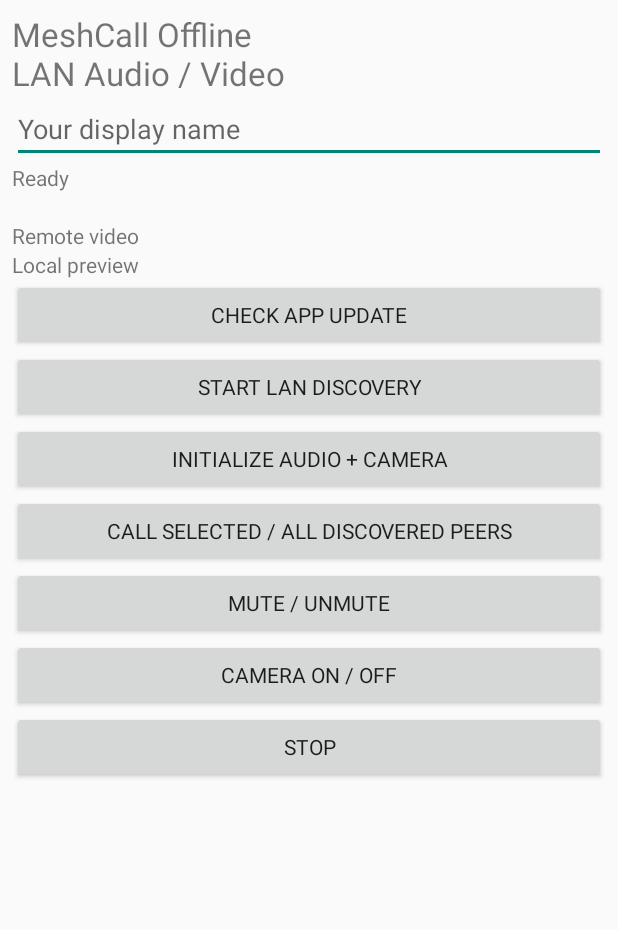
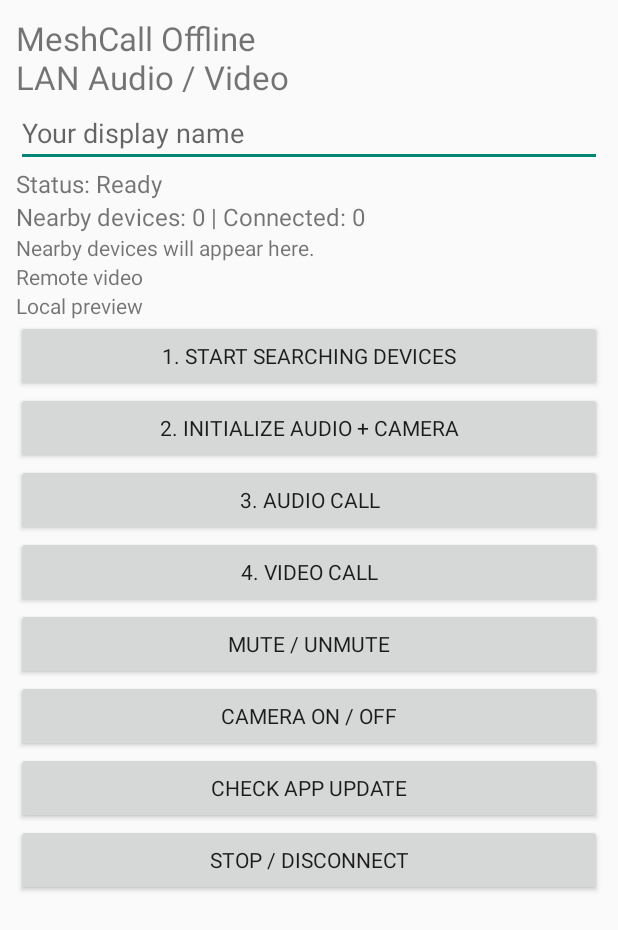
Before and after one commit to Yubaraj-Chaulagain/Mesh-Audio-Video-Call-Offline, an Android app: the screen it shows after launch (MainActivity), on a phone screen of 412 x 824 dp. Shown: the top 930 px of the screen. Run offline under Robolectric (Android 15) with nearby library versions, the phone set to English and light mode, and no system bars; libraries missing offline, so code that uses them is left out: org.webrtc; 4 statements that could not run were skipped.

Commit message:
Add files via upload

```diff
--- a/app/src/main/java/com/example/meshcall/LanDiscovery.kt
+++ b/app/src/main/java/com/example/meshcall/LanDiscovery.kt
@@ -46,6 +46,10 @@ class LanDiscovery(private val context: Context, private val displayName: String
             } catch (_: Exception) { }
         }
     }
-    fun snapshot(): List<Peer> = peers.values.sortedBy { it.name }
+    fun snapshot(): List<Peer> {
+        val now = System.currentTimeMillis()
+        peers.entries.removeIf { now - it.value.lastSeen > 9000 }
+        return peers.values.sortedBy { it.name }
+    }
     fun stop() { job?.cancel(); job = null; try { socket?.close() } catch (_: Exception) {}; socket = null; try { lock?.release() } catch (_: Exception) {}; lock = null }
 }
--- a/app/src/main/java/com/example/meshcall/MainActivity.kt
+++ b/app/src/main/java/com/example/meshcall/MainActivity.kt
@@ -14,19 +14,103 @@ import androidx.core.app.ActivityCompat
 import org.webrtc.*
 
 class MainActivity : Activity() {
- private lateinit var status:TextView; private lateinit var peersView:TextView; private lateinit var name:EditText
- private var discovery:LanDiscovery?=null; private var signal:SignalServer?=null; private var mesh:WebRtcMesh?=null
- private val peers=mutableMapOf<String,LanDiscovery.Peer>(); private lateinit var remoteRenderer:SurfaceViewRenderer; private lateinit var localRenderer:SurfaceViewRenderer; private lateinit var egl:EglBase
+ private lateinit var status:TextView
+ private lateinit var peersView:TextView
+ private lateinit var countView:TextView
+ private lateinit var name:EditText
+ private var discovery:LanDiscovery?=null
+ private var signal:SignalServer?=null
+ private var mesh:WebRtcMesh?=null
+ private val peers=mutableMapOf<String,LanDiscovery.Peer>()
+ private val connectedAddresses=mutableSetOf<String>()
+ private lateinit var remoteRenderer:SurfaceViewRenderer
+ private lateinit var localRenderer:SurfaceViewRenderer
+ private var egl:EglBase?=null
+ private var renderersReady=false
+ private var rtcInitializing=false
  private val localId="${android.os.Build.MODEL}-${System.currentTimeMillis()}"
- private var mute=false; private var cam=true
- override fun onCreate(savedInstanceState:Bundle?){super.onCreate(savedInstanceState);val box=LinearLayout(this).apply{orientation=LinearLayout.VERTICAL;setPadding(12,12,12,12)}
- box.addView(TextView(this).apply{text="MeshCall Offline\nLAN Audio / Video";textSize=22f});name=EditText(this).apply{hint="Your display name"};box.addView(name);status=TextView(this).apply{text="Ready"};box.addView(status);peersView=TextView(this);box.addView(peersView)
- remoteRenderer=SurfaceViewRenderer(this);localRenderer=SurfaceViewRenderer(this);box.addView(TextView(this).apply{text="Remote video"});box.addView(remoteRenderer,LinearLayout.LayoutParams(-1,360));box.addView(TextView(this).apply{text="Local preview"});box.addView(localRenderer,LinearLayout.LayoutParams(-1,220))
- box.addView(Button(this).apply{text="Check App Update";setOnClickListener{checkForUpdate(true)}});box.addView(Button(this).apply{text="Start LAN Discovery";setOnClickListener{startNetwork()}});box.addView(Button(this).apply{text="Initialize Audio + Camera";setOnClickListener{if(hasPermissions())initRtc()else requestPermissionsNow()}})
- box.addView(Button(this).apply{text="Call selected / all discovered peers";setOnClickListener{if(mesh==null){status.text="Initialize first"}else if(peers.isEmpty()){status.text="No peers found"}else{peers.values.forEach{mesh?.call(it.address)};status.text="Call offers sent to ${peers.size} peer(s)"}}})
- box.addView(Button(this).apply{text="Mute / Unmute";setOnClickListener{mute=!mute;mesh?.setMuted(mute);status.text=if(mute)"Microphone muted" else "Microphone active"}});box.addView(Button(this).apply{text="Camera On / Off";setOnClickListener{cam=!cam;mesh?.setVideoEnabled(cam);status.text=if(cam)"Video enabled" else "Video disabled"}})
- box.addView(Button(this).apply{text="Stop";setOnClickListener{discovery?.stop();signal?.stop();mesh?.close();mesh=null;status.text="Stopped"}});setContentView(ScrollView(this).apply{addView(box)});requestPermissionsNow();checkForUpdate(false) }
+ private var mute=false
+ private var cam=true
+ private val uiHandler=android.os.Handler(android.os.Looper.getMainLooper())
+ private val refreshPeers=object:Runnable { override fun run(){
+  val current=discovery?.snapshot().orEmpty()
+  peers.clear(); current.forEach{peers[it.id]=it}
+  renderPeerList(); uiHandler.postDelayed(this,1500)
+ }}
 
+ override fun onCreate(savedInstanceState:Bundle?){
+  super.onCreate(savedInstanceState)
+  val box=LinearLayout(this).apply{orientation=LinearLayout.VERTICAL;setPadding(16,16,16,16)}
+  box.addView(TextView(this).apply{text="MeshCall Offline\nLAN Audio / Video";textSize=22f})
+  name=EditText(this).apply{hint="Your display name";setSingleLine(true)};box.addView(name)
+  status=TextView(this).apply{text="Status: Ready";textSize=16f};box.addView(status)
+  countView=TextView(this).apply{text="Nearby devices: 0 | Connected: 0";textSize=16f};box.addView(countView)
+  peersView=TextView(this).apply{text="Nearby devices will appear here."};box.addView(peersView)
+  remoteRenderer=SurfaceViewRenderer(this);localRenderer=SurfaceViewRenderer(this)
+  box.addView(TextView(this).apply{text="Remote video"});box.addView(remoteRenderer,LinearLayout.LayoutParams(-1,300))
+  box.addView(TextView(this).apply{text="Local preview"});box.addView(localRenderer,LinearLayout.LayoutParams(-1,180))
+  box.addView(Button(this).apply{text="1. START SEARCHING DEVICES";setOnClickListener{startNetwork()}})
+  box.addView(Button(this).apply{text="2. INITIALIZE AUDIO + CAMERA";setOnClickListener{if(!hasPermissions())requestPermissionsNow() else initRtc()}})
+  box.addView(Button(this).apply{text="3. AUDIO CALL";setOnClickListener{startCall(videoCall=false)}})
+  box.addView(Button(this).apply{text="4. VIDEO CALL";setOnClickListener{startCall(videoCall=true)}})
+  box.addView(Button(this).apply{text="Mute / Unmute";setOnClickListener{mute=!mute;mesh?.setMuted(mute);status.text=if(mute)"Microphone muted" else "Microphone active"}})
+  box.addView(Button(this).apply{text="Camera On / Off";setOnClickListener{cam=!cam;mesh?.setVideoEnabled(cam);status.text=if(cam)"Video enabled" else "Video disabled"}})
+  box.addView(Button(this).apply{text="Check App Update";setOnClickListener{checkForUpdate(true)}})
+  box.addView(Button(this).apply{text="STOP / DISCONNECT";setOnClickListener{stopAll()}})
+  setContentView(ScrollView(this).apply{addView(box)})
+  requestPermissionsNow();checkForUpdate(false)
+ }
+
+ private fun startCall(videoCall:Boolean){
+  val m=mesh
+  if(m==null){status.text="Please initialize Audio + Camera first";return}
+  if(peers.isEmpty()){
+   status.text="No devices found. Connect both phones to the same Wi-Fi/hotspot and press START SEARCHING DEVICES."
+   return
+  }
+  // Audio call keeps microphone enabled and disables the outgoing video track.
+  // Video call enables both microphone and camera video.
+  cam=videoCall
+  m.setMuted(false);mute=false
+  m.setVideoEnabled(videoCall)
+  peers.values.forEach{peer->m.call(peer.address)}
+  status.text=if(videoCall) "Starting VIDEO CALL with ${peers.size} found device(s)…" else "Starting AUDIO CALL with ${peers.size} found device(s)…"
+ }
+
+ private fun renderPeerList(){
+  val list=peers.values.sortedBy{it.name.lowercase()}
+  countView.text="Nearby devices: ${list.size} | Connected: ${connectedAddresses.size}"
+  peersView.text=if(list.isEmpty()) "No devices found yet.\n1) Connect both phones to the same Wi-Fi or one phone's hotspot.\n2) Enter a different display name on each phone.\n3) Press START SEARCHING DEVICES." else "FOUND DEVICES\n"+list.joinToString("\n\n") { p ->
+   val connected=connectedAddresses.contains(p.address)
+   "${p.name}\n${p.address}\n${if(connected)"🟢 CONNECTED" else "🟡 FOUND — not connected yet"}"
+  }
+ }
+ private fun startNetwork(){
+  val display=name.text.toString().trim().ifBlank{"Android-${android.os.Build.MODEL}"}
+  signal?.stop();signal=SignalServer(onMessage={msg,addr->runOnUiThread{mesh?.receive(msg,addr)}}).also{it.start()}
+  discovery?.stop();discovery=LanDiscovery(this,display){p->runOnUiThread{peers[p.id]=p;renderPeerList()}}.also{it.start()}
+  status.text="Searching LAN… Make sure both phones use the same Wi-Fi/hotspot."
+  uiHandler.removeCallbacks(refreshPeers);uiHandler.post(refreshPeers)
+ }
+ private fun initRtc(){
+  if(mesh!=null){status.text="Audio/Video already initialized. You can call devices now.";return}
+  if(rtcInitializing)return
+  rtcInitializing=true
+  try{
+   if(!renderersReady){egl=EglBase.create();remoteRenderer.init(egl!!.eglBaseContext,null);localRenderer.init(egl!!.eglBaseContext,null);remoteRenderer.setEnableHardwareScaler(true);localRenderer.setEnableHardwareScaler(true);renderersReady=true}
+   if(signal==null) signal=SignalServer(onMessage={msg,addr->runOnUiThread{mesh?.receive(msg,addr)}}).also{it.start()}
+   mesh=WebRtcMesh(this,signal!!,localId,{s->runOnUiThread{
+    status.text=s
+    if(s.contains("ICE: CONNECTED")||s.contains("ICE: COMPLETED")){ val address=s.substringBefore(" ICE:");connectedAddresses.add(address);renderPeerList() }
+    if(s.contains("DISCONNECTED")||s.contains("FAILED")){val address=s.substringBefore(" ICE:");connectedAddresses.remove(address);renderPeerList()}
+   }},{t->runOnUiThread{t.addSink(remoteRenderer)}},{t->runOnUiThread{t.addSink(localRenderer)}},egl!!.eglBaseContext).also{it.initialize()}
+   status.text="Audio/Video ready. Search devices, then call all found devices."
+  }catch(e:Exception){status.text="RTC initialization failed: ${e.message}";mesh?.close();mesh=null}
+  finally{rtcInitializing=false}
+ }
+ private fun stopAll(){discovery?.stop();discovery=null;signal?.stop();signal=null;mesh?.close();mesh=null;connectedAddresses.clear();peers.clear();uiHandler.removeCallbacks(refreshPeers);renderPeerList();status.text="Stopped. Press START SEARCHING DEVICES to begin again."}
+ private fun hasPermissions()=ActivityCompat.checkSelfPermission(this,Manifest.permission.RECORD_AUDIO)==PackageManager.PERMISSION_GRANTED&&ActivityCompat.checkSelfPermission(this,Manifest.permission.CAMERA)==PackageManager.PERMISSION_GRANTED
+ private fun requestPermissionsNow(){val a=arrayOf(Manifest.permission.RECORD_AUDIO,Manifest.permission.CAMERA);val missing=a.filter{ActivityCompat.checkSelfPermission(this,it)!=PackageManager.PERMISSION_GRANTED};if(missing.isNotEmpty())ActivityCompat.requestPermissions(this,missing.toTypedArray(),10)}
  private fun checkForUpdate(showNoUpdate:Boolean){
   Thread {
    try {
@@ -45,9 +129,5 @@ class MainActivity : Activity() {
   }.start()
  }
 
- private fun hasPermissions()=ActivityCompat.checkSelfPermission(this,Manifest.permission.RECORD_AUDIO)==PackageManager.PERMISSION_GRANTED&&ActivityCompat.checkSelfPermission(this,Manifest.permission.CAMERA)==PackageManager.PERMISSION_GRANTED
- private fun requestPermissionsNow(){val a=arrayOf(Manifest.permission.RECORD_AUDIO,Manifest.permission.CAMERA);val missing=a.filter{ActivityCompat.checkSelfPermission(this,it)!=PackageManager.PERMISSION_GRANTED};if(missing.isNotEmpty())ActivityCompat.requestPermissions(this,missing.toTypedArray(),10)}
- private fun startNetwork(){signal?.stop();signal=SignalServer(onMessage={msg,addr->runOnUiThread{mesh?.receive(msg,addr)}}).also{it.start()};discovery?.stop();discovery=LanDiscovery(this,name.text.toString().ifBlank{"Android"}){p->runOnUiThread{peers[p.id]=p;peersView.text="Nearby peers:\n"+peers.values.joinToString("\n"){ "${it.name} — ${it.address}" }}}.also{it.start()};status.text="LAN discovery/signaling started. Connect phones to same hotspot/Wi-Fi."}
- private fun initRtc(){try{egl=EglBase.create();remoteRenderer.init(egl.eglBaseContext,null);localRenderer.init(egl.eglBaseContext,null);remoteRenderer.setEnableHardwareScaler(true);localRenderer.setEnableHardwareScaler(true);mesh=WebRtcMesh(this,signal?:SignalServer(onMessage={msg,addr->mesh?.receive(msg,addr)}).also{signal=it;it.start()},localId,{s->runOnUiThread{status.text=s}},{t->runOnUiThread{t.addSink(remoteRenderer)}},{t->runOnUiThread{t.addSink(localRenderer)}},egl.eglBaseContext).also{it.initialize()};status.text="Audio/video ready. Discover peers, then call."}catch(e:Exception){status.text="RTC initialization failed: ${e.message}"}}
- override fun onDestroy(){discovery?.stop();signal?.stop();mesh?.close();try{remoteRenderer.release();localRenderer.release();egl.release()}catch(_:Exception){};super.onDestroy()}
+ override fun onDestroy(){stopAll();if(renderersReady){try{remoteRenderer.release();localRenderer.release();egl?.release()}catch(_:Exception){};renderersReady=false};super.onDestroy()}
 }
```
Also changed, not shown: app/src/main/java/com/example/meshcall/WebRtcMesh.kt (+7 -1 lines).
